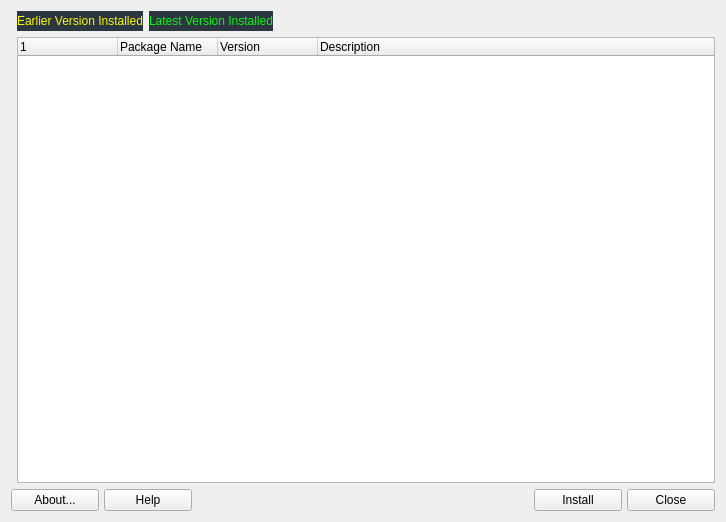
Old version of the form mainwindow.ui in the repository MX-Linux/mx-test-installer.
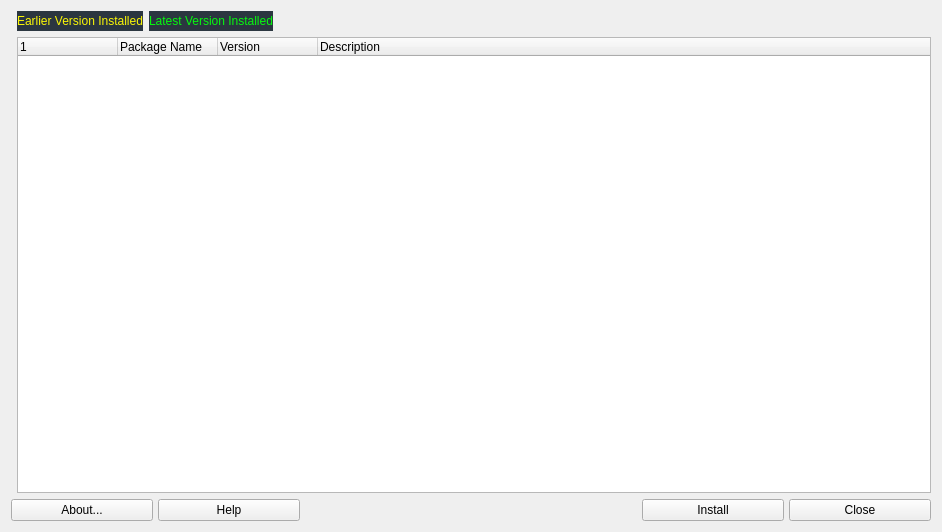
New version of the form. Icons and pictures are not drawn.

```diff
--- a/mainwindow.ui
+++ b/mainwindow.ui
@@ -6,8 +6,8 @@
    <rect>
     <x>0</x>
     <y>0</y>
-    <width>726</width>
-    <height>522</height>
+    <width>942</width>
+    <height>532</height>
    </rect>
   </property>
   <property name="windowTitle">
```
